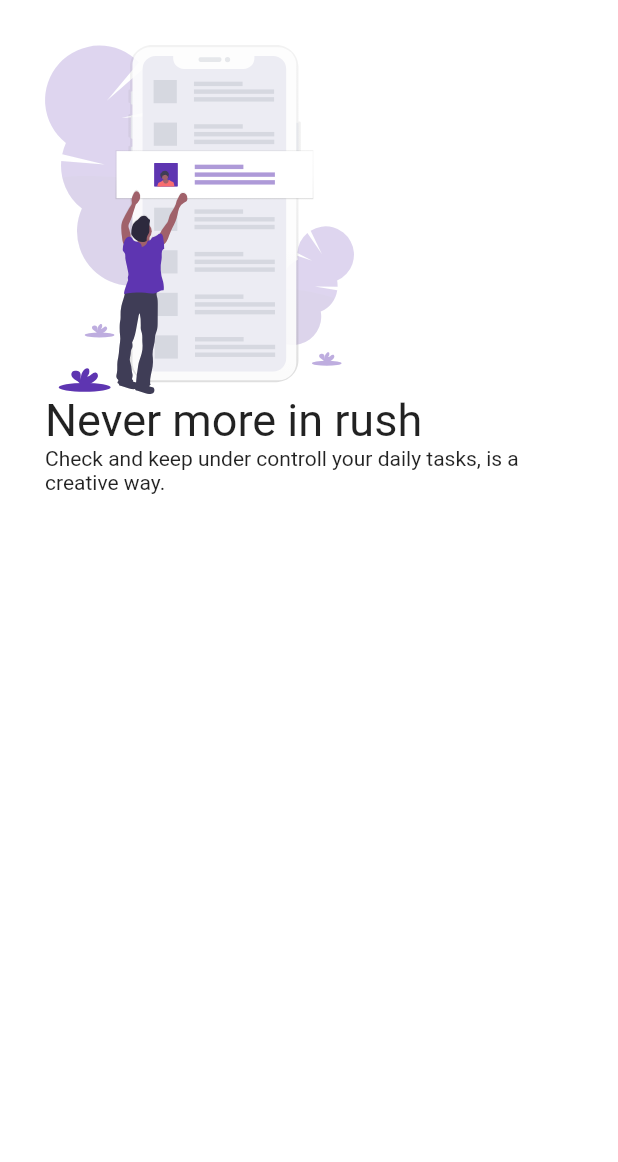
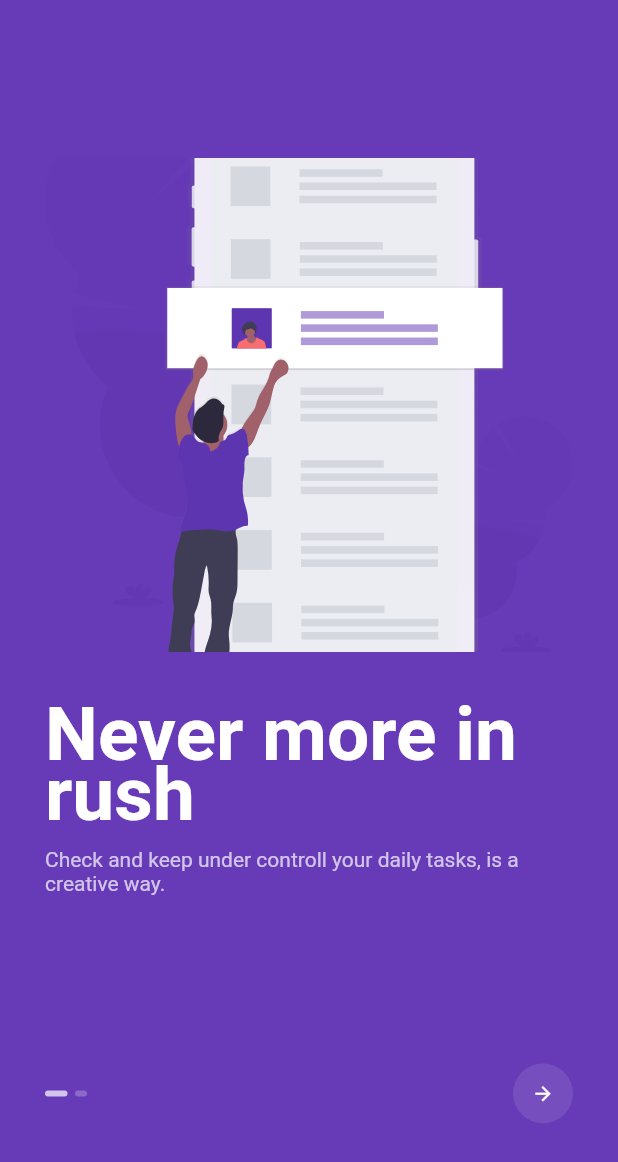
Before and after one commit to ctrleffive/tasks, a Flutter app: the screen it shows after launch, on a phone screen of 412 x 824 dp. Shown: the top 1162 px of the screen. Run offline on Flutter 3.47's test engine with Material 2 defaults, Android fonts, the phone set to English and light mode, and no system bars; our stand-ins replace flutter_svg.

Commit message:
intro page finished

```diff
--- a/lib/main.dart
+++ b/lib/main.dart
@@ -9,8 +9,9 @@ class App extends StatelessWidget {
     return MaterialApp(
       debugShowCheckedModeBanner: false,
       theme: ThemeData(
-        brightness: Brightness.light,
-        primaryColor: Colors.deepPurple.shade600
+        brightness: Brightness.dark,
+        primaryColor: Colors.deepPurple.shade500,
+        scaffoldBackgroundColor: Colors.deepPurple.shade500,
       ),
       home: Intro(),
     );
--- /dev/null
+++ b/lib/models/page.dart
@@ -0,0 +1,11 @@
+class IntroPage {
+  int id;
+  String title;
+  String subTitle;
+
+  IntroPage({
+    this.id,
+    this.title,
+    this.subTitle,
+  });
+}
--- a/lib/ui/Intro.dart
+++ b/lib/ui/Intro.dart
@@ -1,21 +1,79 @@
+import 'dart:async';
+
 import 'package:flutter/material.dart';
 
 import 'package:flutter_svg/flutter_svg.dart';
+import 'package:tasks/models/page.dart';
 
-class Intro extends StatelessWidget {
+class Intro extends StatefulWidget {
+  @override
+  _IntroState createState() => _IntroState();
+}
+
+class _IntroState extends State<Intro> {
+  final StreamController<int> _paginationStream = StreamController<int>();
+  final List<IntroPage> _pages = [
+    IntroPage(
+      id: 1,
+      title: 'Never more in rush',
+      subTitle: 'Check and keep under controll your daily tasks, is a creative way.',
+    ),
+    IntroPage(
+      id: 2,
+      title: 'Never more in rush',
+      subTitle: 'Check and keep under controll your daily tasks, is a creative way.',
+    ),
+  ];
+
+  @override
+  void dispose() {
+    _paginationStream.close();
+    super.dispose();
+  }
+
   @override
   Widget build(BuildContext context) {
     return Scaffold(
-      backgroundColor: Colors.white,
+      // backgroundColor: Colors.grey.shade100,
       body: Column(
+        mainAxisAlignment: MainAxisAlignment.center,
         children: <Widget>[
           SizedBox(
-            height: MediaQuery.of(context).size.height / 1.5,
+            height: MediaQuery.of(context).size.height / 1.3,
             width: MediaQuery.of(context).size.width,
             child: PageView(
+              onPageChanged: this._paginationStream.sink.add,
+              physics: BouncingScrollPhysics(),
+              children: this._pages.map((IntroPage page) => _SingleItem(page)).toList(),
+            ),
+          ),
+          Padding(
+            padding: EdgeInsets.fromLTRB(30, 0, 30, 0),
+            child: Row(
+              mainAxisAlignment: MainAxisAlignment.spaceBetween,
+              crossAxisAlignment: CrossAxisAlignment.center,
               children: <Widget>[
-                _SingleItem(),
-                _SingleItem(),
+                StreamBuilder<int>(
+                  initialData: 0,
+                  stream: this._paginationStream.stream,
+                  builder: (_, AsyncSnapshot<int> pageSnap) {
+                    return _Paginator(
+                      totalPages: this._pages.length,
+                      activePage: pageSnap.data,
+                    );
+                  },
+                ),
+                GestureDetector(
+                  onTap: () {},
+                  child: CircleAvatar(
+                    child: Icon(
+                      Icons.arrow_forward,
+                      size: 15,
+                      color: Colors.white,
+                    ),
+                    backgroundColor: Colors.white10,
+                  ),
+                ),
               ],
             ),
           ),
@@ -26,22 +84,75 @@ class Intro extends StatelessWidget {
 }
 
 class _SingleItem extends StatelessWidget {
+  final IntroPage page;
+
+  _SingleItem(this.page);
+
   @override
   Widget build(BuildContext context) {
     return Padding(
-      padding: EdgeInsets.all(30),
+      padding: EdgeInsets.fromLTRB(30, 30, 30, 0),
       child: Column(
         crossAxisAlignment: CrossAxisAlignment.start,
         children: <Widget>[
-          SvgPicture.asset('assets/images/intro/intro-1.svg',
-            width: MediaQuery.of(context).size.width / 2
+          SizedBox(
+            height: MediaQuery.of(context).size.height / 2.5,
+            child: SvgPicture.asset(
+              'assets/images/intro/intro-${this.page.id}.svg',
+              width: MediaQuery.of(context).size.width,
+              height: MediaQuery.of(context).size.height / 2.5,
+              fit: BoxFit.fitWidth,
+              placeholderBuilder: (_) {
+                return Center(
+                  child: CircularProgressIndicator(),
+                );
+              },
             ),
-          Text('Never more in rush', style: TextStyle(
-            fontSize: 30
-          ),),
-          Text('Check and keep under controll your daily tasks, is a creative way.'),
+          ),
+          SizedBox(height: 40),
+          Text(
+            this.page.title,
+            style: TextStyle(
+              fontSize: 50,
+              fontWeight: FontWeight.bold,
+              height: 0.8,
+            ),
+          ),
+          SizedBox(height: 10),
+          Text(
+            this.page.subTitle,
+            style: TextStyle(color: Colors.white70),
+          ),
         ],
       ),
     );
   }
 }
+
+class _Paginator extends StatelessWidget {
+  final int totalPages;
+  final int activePage;
+
+  _Paginator({
+    @required this.activePage,
+    @required this.totalPages,
+  });
+
+  @override
+  Widget build(BuildContext context) {
+    return Row(
+      children: List.generate(this.totalPages, (int index) {
+        return AnimatedContainer(
+          duration: Duration(milliseconds: 200),
+          width: index == this.activePage ? 15 : 8,
+          margin: EdgeInsets.only(right: 5),
+          height: 4,
+          decoration: BoxDecoration(
+            borderRadius: BorderRadius.circular(5),
+            color: index == this.activePage ? Colors.white70 : Colors.white24,
+          ),
+        );
+      }),
+    );
+  }
+}
--- a/pubspec.yaml
+++ b/pubspec.yaml
@@ -15,3 +15,4 @@ flutter:
   uses-material-design: true
   assets:
     - assets/images/intro/intro-1.svg
+    - assets/images/intro/intro-2.svg
```
Also changed, not shown: assets/images/intro/intro-2.svg (added).
